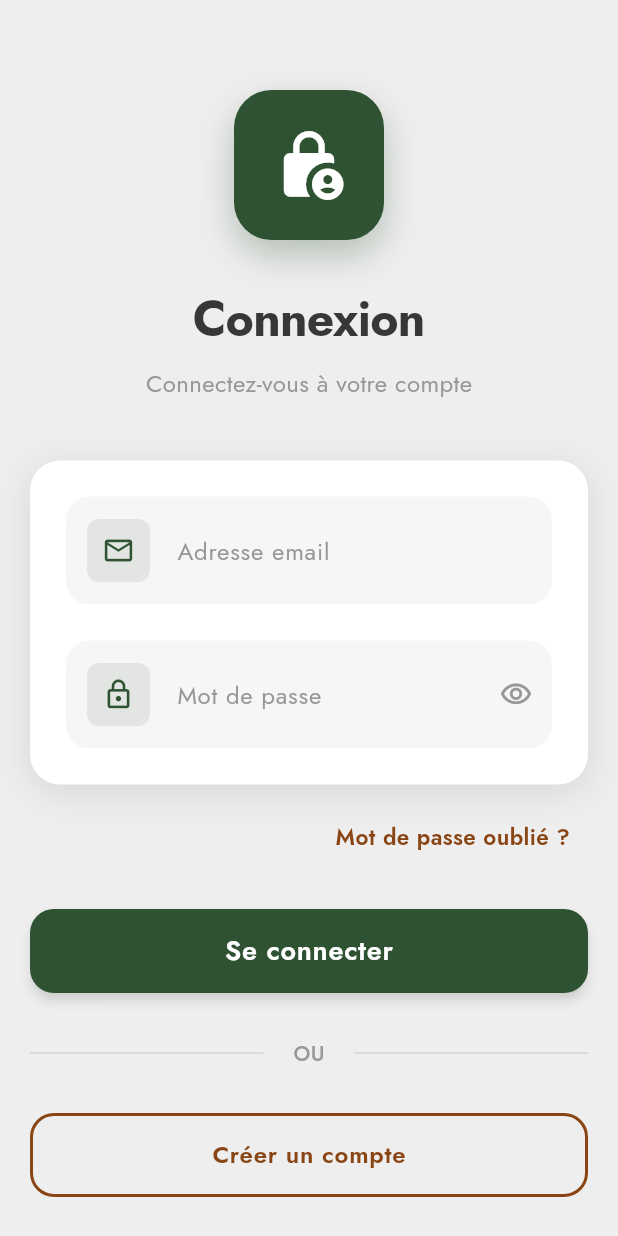
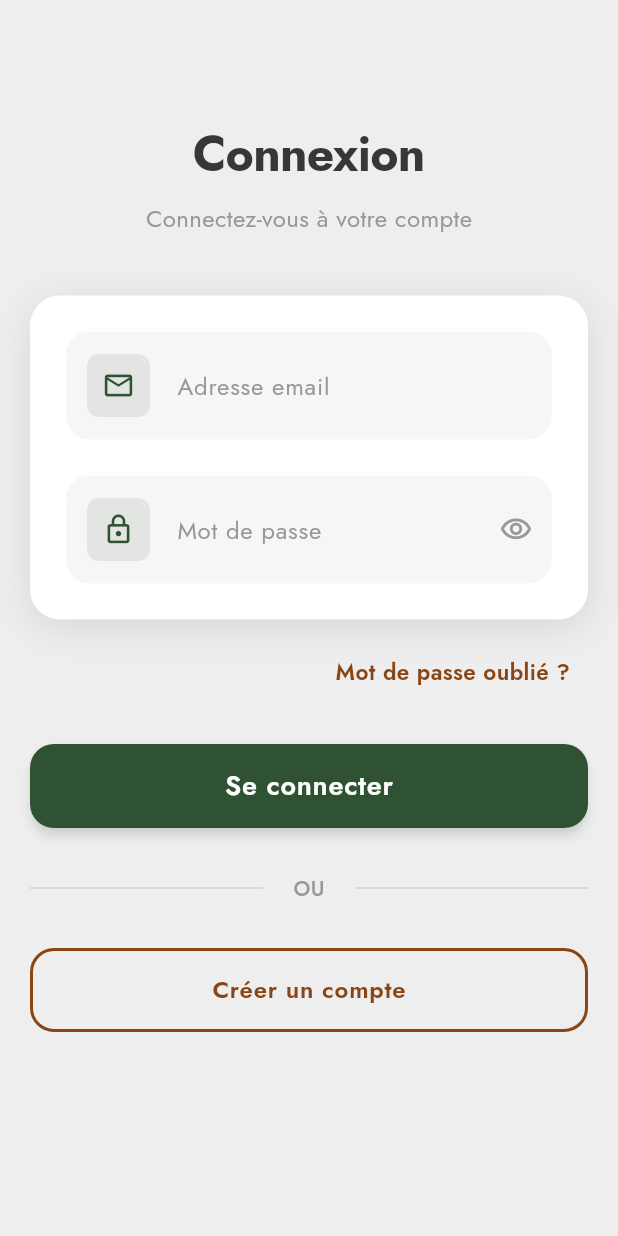
Before and after one commit to cda-exam/cda-final-project-frontend, a Flutter app: the screen it shows after launch, on a phone screen of 412 x 824 dp. Run offline on Flutter 3.47's test engine with Material 3 defaults, Android fonts, the phone set to English and light mode, and no system bars.

Commit message:
feat: remove icon

```diff
--- a/lib/widgets/login.dart
+++ b/lib/widgets/login.dart
@@ -91,27 +91,10 @@ class _LoginPageState extends State<LoginPage> {
 
                   if (!keyboardVisible) ...[
                     // Logo principal
-                    Container(
+                    SizedBox(
                       width: 100,
-                      height: 100,
-                      decoration: BoxDecoration(
-                        color: primaryGreen,
-                        borderRadius: BorderRadius.circular(25),
-                        boxShadow: [
-                          BoxShadow(
-                            color: primaryGreen.withOpacity(0.3),
-                            blurRadius: 20,
-                            offset: const Offset(0, 10),
-                          ),
-                        ],
-                      ),
-                      child: const Icon(
-                        Icons.lock_person,
-                        color: Colors.white,
-                        size: 50,
-                      ),
+                      height: 20,
                     ),
-                    const SizedBox(height: 30),
                   ],
 
                   // Titre
```
